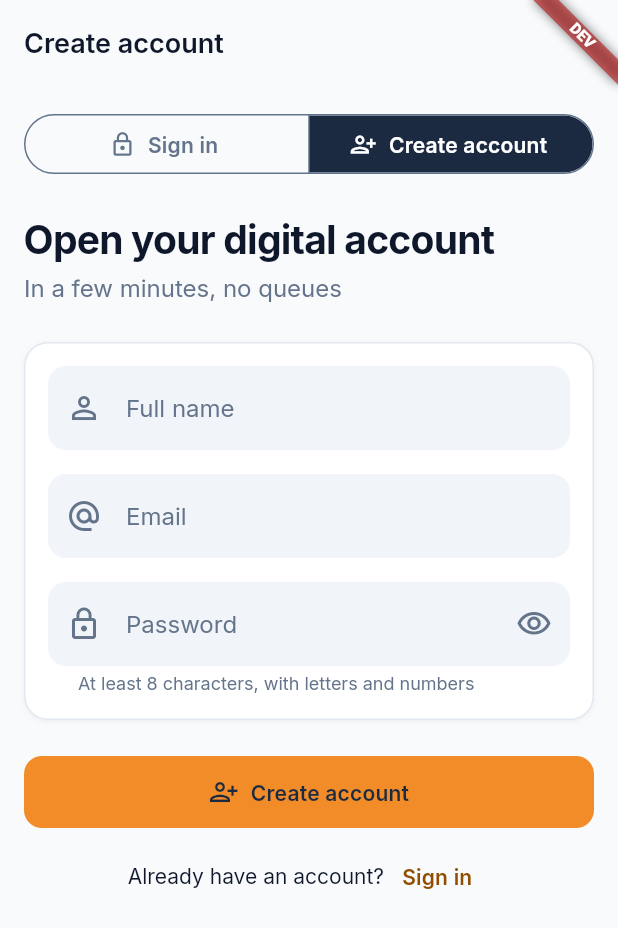
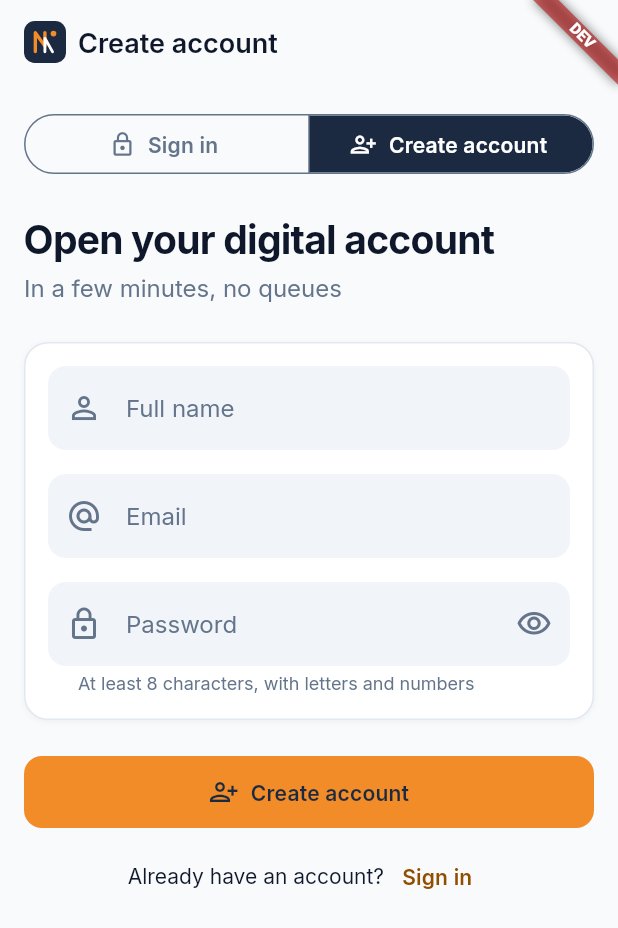
Before and after one commit to Denniss2C/bi-digital-banking, a Flutter app: the screen it shows after launch, after a tap on "Skip", on a phone screen of 412 x 824 dp. Shown: the top 928 px of the screen. Run offline on Flutter 3.47's test engine with Material 3 defaults, Android fonts, the phone set to English and light mode, and no system bars; our stand-ins replace cloud_firestore, dio, equatable, firebase_analytics, firebase_auth, firebase_core and 9 more; missing offline and left inert: firebase_performance; accounts and stored records are empty.

Commit message:
feat(auth): show the Nexo logo in the onboarding and sign-in headers
As in the design. The logo is decorative there: the brand name or the
screen title is already next to it.

Co-Authored-By: Claude Opus 5.5 (1M context) <noreply@anthropic.com>

```diff
--- a/packages/features/auth/lib/src/presentation/pages/auth_page.dart
+++ b/packages/features/auth/lib/src/presentation/pages/auth_page.dart
@@ -65,7 +65,21 @@ class _AuthViewState extends State<_AuthView> {
     final isSignIn = _mode == AuthMode.signIn;
 
     return Scaffold(
-      appBar: AppBar(title: Text(isSignIn ? l10n.signInTab : l10n.signUpTab)),
+      appBar: AppBar(
+        title: Row(
+          mainAxisSize: MainAxisSize.min,
+          children: [
+            const NexoLogo(size: 28, semanticsLabel: null),
+            const SizedBox(width: AppSpacing.sm),
+            Flexible(
+              child: Text(
+                isSignIn ? l10n.signInTab : l10n.signUpTab,
+                overflow: TextOverflow.ellipsis,
+              ),
+            ),
+          ],
+        ),
+      ),
       body: SafeArea(
         child: ListView(
           padding: const EdgeInsets.all(AppSpacing.screenMargin),
--- a/packages/features/auth/lib/src/presentation/pages/onboarding_page.dart
+++ b/packages/features/auth/lib/src/presentation/pages/onboarding_page.dart
@@ -75,6 +75,9 @@ class _OnboardingPageState extends State<OnboardingPage> {
             children: [
               Row(
                 children: [
+                  // Decorative: the brand name is written next to it.
+                  const NexoLogo(size: 32, semanticsLabel: null),
+                  const SizedBox(width: AppSpacing.sm),
                   Text(
                     'nexo',
                     style: theme.textTheme.headlineMedium?.copyWith(
```
